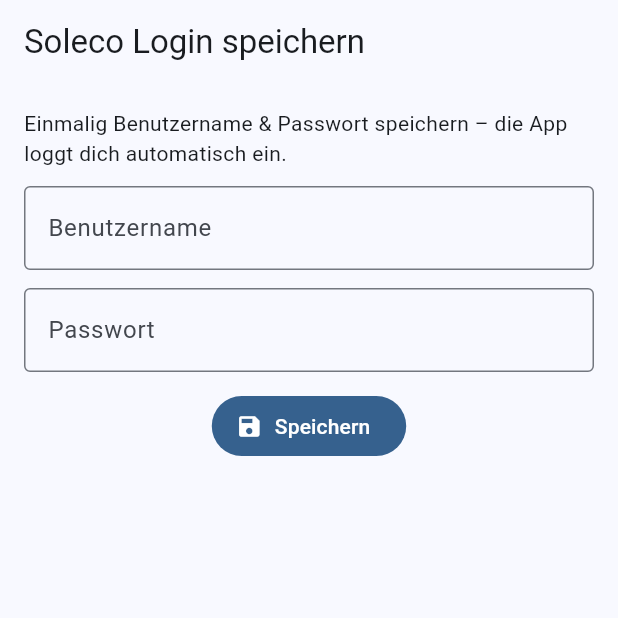
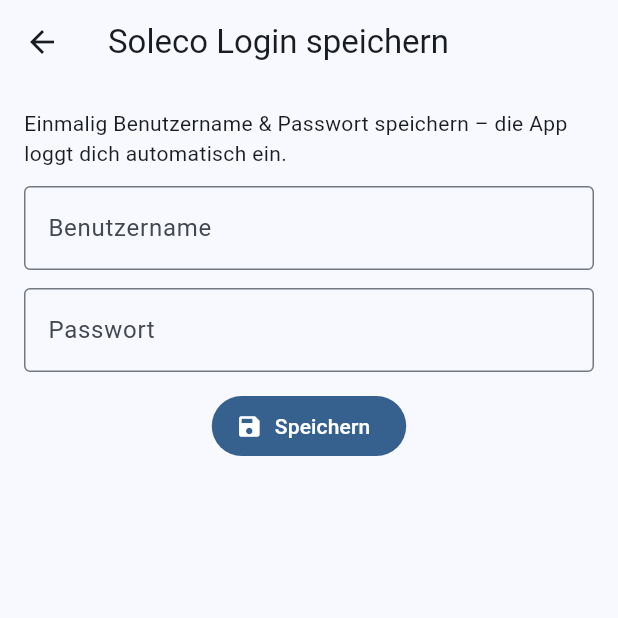
Before and after one commit to someFisherman/soleco_wrapper, a Flutter app: the WebShell screen opened directly, after a tap on the "manage accounts" icon, on a phone screen of 412 x 824 dp, the top half of it. Run offline on Flutter 3.47's test engine with Material 3 defaults, Android fonts, the light colour scheme and no system bars; our stand-ins replace flutter_secure_storage, webview_flutter; missing offline and left inert: webview_cookie_manager; accounts and stored records are empty.

Commit message:
Update main.dart

```diff
--- a/lib/main.dart
+++ b/lib/main.dart
@@ -1,4 +1,5 @@
 import 'dart:convert';
+import 'dart:io'; // <- wichtig für Cookie
 import 'package:flutter/material.dart';
 import 'package:webview_flutter/webview_flutter.dart';
 import 'package:url_launcher/url_launcher.dart';
@@ -14,7 +15,7 @@
     return MaterialApp(
       title: 'Soleco',
       theme: ThemeData(useMaterial3: true, colorSchemeSeed: Colors.blue),
-      home: const Gate(),
+      home: const WebShell(), // Gate weglassen? Nein – wir behalten Gate in der AppBar-Aktion
     );
   }
 }
@@ -113,7 +114,7 @@
   }
 }
 
-/// ---------------- WebShell (WebView + Auto-Login + Cookie-Persistenz) ----------------
+/// ---------------- WebShell (WebView immer gemountet + Overlay UI) ----------------
 class WebShell extends StatefulWidget {
   const WebShell({super.key});
   @override
@@ -121,7 +122,6 @@
 }
 
 class _WebShellState extends State<WebShell> {
-  // Zielseite – wenn nicht eingeloggt, leitet Soleco auf B2C um.
   static const String startUrl = 'https://soleco-optimizer.ch/VehicleAppointments';
 
   final storage = const FlutterSecureStorage();
@@ -147,7 +147,7 @@
           onPageFinished: (url) async {
             setState(() => _loading = false);
 
-            // 1) B2C-Loginseite? -> Auto-Login (einmalig)
+            // B2C-Login erkannt? -> einmal Auto-Login
             if (await _isB2CLoginDom()) {
               if (!_didAutoLogin) {
                 _didAutoLogin = true;
@@ -155,14 +155,14 @@
               }
             }
 
-            // 2) Eingeloggt? -> Cookies sichern + Custom UI
+            // Eingeloggt -> Cookies sichern + Overlay zeigen
             if (url.contains('VehicleAppointments')) {
-              await _persistCookies(url); // Cookies sichern (soleco-Domain)
+              await _persistCookies(url);
               if (mounted) setState(() => _showCustomUI = true);
               return;
             }
 
-            // 3) Generell Cookies einsammeln (auch B2C-Domain)
+            // sonst Cookies einsammeln (auch B2C-Domain)
             await _persistCookies(url);
           },
           onNavigationRequest: (req) {
@@ -176,15 +176,14 @@
         ),
       );
 
-    // Cookies vor dem ersten Laden wiederherstellen, dann URL laden
+    // Cookies wiederherstellen und dann Seite laden
     Future.microtask(() async {
       await _restoreCookies();
       await _c.loadRequest(Uri.parse(startUrl));
     });
   }
 
-  /// ---- Cookie-Persistenz ----
-
+  // ---------- Cookie-Persistenz ----------
   Future<void> _restoreCookies() async {
     final raw = await storage.read(key: _cookieStoreKey);
     if (raw == null) return;
@@ -230,8 +229,7 @@
     } catch (_) {}
   }
 
-  /// ---- B2C-Login-Erkennung & Auto-Login ----
-
+  // ---------- B2C Auto-Login ----------
   Future<bool> _isB2CLoginDom() async {
     try {
       final res = await _c.runJavaScriptReturningResult('''
@@ -294,12 +292,6 @@
 
   @override
   Widget build(BuildContext context) {
-    if (_showCustomUI) {
-      return CustomChargingScreen(
-        controller: _c,
-        onBackToWeb: () => setState(() => _showCustomUI = false),
-      );
-    }
     return Scaffold(
       appBar: AppBar(
         title: const Text('Soleco'),
@@ -308,44 +300,49 @@
           IconButton(
             tooltip: 'Login ändern',
             icon: const Icon(Icons.manage_accounts),
-            onPressed: () async {
-              await storage.delete(key: 'soleco_user');
-              await storage.delete(key: 'soleco_pass');
-              await storage.delete(key: _cookieStoreKey);
-              if (!mounted) return;
-              Navigator.of(context).pushAndRemoveUntil(
-                MaterialPageRoute(builder: (_) => const Gate()),
-                (_) => false,
-              );
+            onPressed: () {
+              Navigator.of(context).push(MaterialPageRoute(builder: (_) => const Gate()));
             },
           )
         ],
       ),
       body: Stack(
         children: [
-          WebViewWidget(controller: _c),
+          // WebView bleibt IMMER gemountet, wird nur unsichtbar geschaltet
+          Offstage(
+            offstage: _showCustomUI, // verstecken, aber nicht entsorgen
+            child: WebViewWidget(controller: _c),
+          ),
           if (_loading) const LinearProgressIndicator(minHeight: 2),
+
+          // Overlay: unser eigenes UI (zeigt nur wenn _showCustomUI)
+          Offstage(
+            offstage: !_showCustomUI,
+            child: CustomChargingPanel(
+              runJS: (code) => _c.runJavaScript(code),
+              onBackToWeb: () => setState(() => _showCustomUI = false),
+            ),
+          ),
         ],
       ),
     );
   }
 }
 
-/// ---------------- Dein „Sofortladen“-Screen ----------------
-class CustomChargingScreen extends StatefulWidget {
-  final WebViewController controller;
+/// ---------------- Overlay-Panel (ohne eigenes Scaffold) ----------------
+class CustomChargingPanel extends StatefulWidget {
+  final Future<void> Function(String js) runJS;
   final VoidCallback onBackToWeb;
-  const CustomChargingScreen({super.key, required this.controller, required this.onBackToWeb});
+  const CustomChargingPanel({super.key, required this.runJS, required this.onBackToWeb});
 
   @override
-  State<CustomChargingScreen> createState() => _CustomChargingScreenState();
+  State<CustomChargingPanel> createState() => _CustomChargingPanelState();
 }
 
-class _CustomChargingScreenState extends State<CustomChargingScreen> {
+class _CustomChargingPanelState extends State<CustomChargingPanel> {
   final TextEditingController _minutesCtrl = TextEditingController(text: '30');
   bool _busy = false;
 
-  // >>> NEU: robuster Trigger für "Parameter aktivieren"
   Future<void> _startCharging() async {
     final minutes = _minutesCtrl.text.trim();
     if (minutes.isEmpty) return;
@@ -405,7 +402,21 @@
           }
         } catch(e){}
 
-        // 3) DevExtreme-Button "anklicken"
+        // 3) Versuche gezielt den DevExtreme-Handler aufzurufen
+        try {
+          if (window.jQuery) {
+            var inst = jQuery("#PostParametersButton").dxButton("instance");
+            if (inst) {
+              var handler = inst.option("onClick");
+              if (typeof handler === "function") {
+                handler({}); // ruft denselben Code wie Button
+                return "handler_called";
+              }
+            }
+          }
+        } catch(e){ console.log("dxButton handler call failed", e); }
+
+        // 4) DevExtreme-Button "anklicken"
         var btn = document.querySelector("#PostParametersButton");
         if (btn) {
           try { if (window.jQuery) jQuery(btn).trigger('dxclick'); } catch(e){}
@@ -420,7 +431,7 @@
     ''';
 
     try {
-      await widget.controller.runJavaScript(js);
+      await widget.runJS(js);
       if (mounted) {
         ScaffoldMessenger.of(context).showSnackBar(
           const SnackBar(content: Text('Sofortladung ausgelöst')),
@@ -433,28 +444,36 @@
 
   @override
   Widget build(BuildContext context) {
-    return Scaffold(
-      appBar: AppBar(
-        title: const Text('Soleco – Schnellstart'),
-        actions: [
-          TextButton.icon(
-            onPressed: widget.onBackToWeb,
-            icon: const Icon(Icons.public),
-            label: const Text('Zur Webseite'),
-          )
-        ],
-      ),
-      body: Padding(
+    // Vollflächiges Overlay
+    return Material(
+      color: Theme.of(context).scaffoldBackgroundColor,
+      child: SafeArea(
+        child: Padding(
           padding: const EdgeInsets.all(16),
           child: Column(
             crossAxisAlignment: CrossAxisAlignment.stretch,
             children: [
-            const Text('Sofortladung mit voller Leistung', style: TextStyle(fontSize: 18, fontWeight: FontWeight.w600)),
+              Row(
+                children: [
+                  FilledButton.icon(
+                    onPressed: widget.onBackToWeb,
+                    icon: const Icon(Icons.public),
+                    label: const Text('Zur Webseite'),
+                  ),
+                ],
+              ),
+              const SizedBox(height: 16),
+              const Text('Sofortladung mit voller Leistung',
+                  style: TextStyle(fontSize: 18, fontWeight: FontWeight.w600)),
               const SizedBox(height: 12),
               TextField(
                 controller: _minutesCtrl,
                 keyboardType: TextInputType.number,
-              decoration: const InputDecoration(labelText: 'Minuten', hintText: 'z. B. 30', border: OutlineInputBorder()),
+                decoration: const InputDecoration(
+                  labelText: 'Minuten',
+                  hintText: 'z. B. 30',
+                  border: OutlineInputBorder(),
+                ),
               ),
               const SizedBox(height: 16),
               ElevatedButton.icon(
@@ -466,6 +485,7 @@
             ],
           ),
         ),
+      ),
     );
   }
 }
```
Lines whose indentation alone changed are shown as unchanged.
